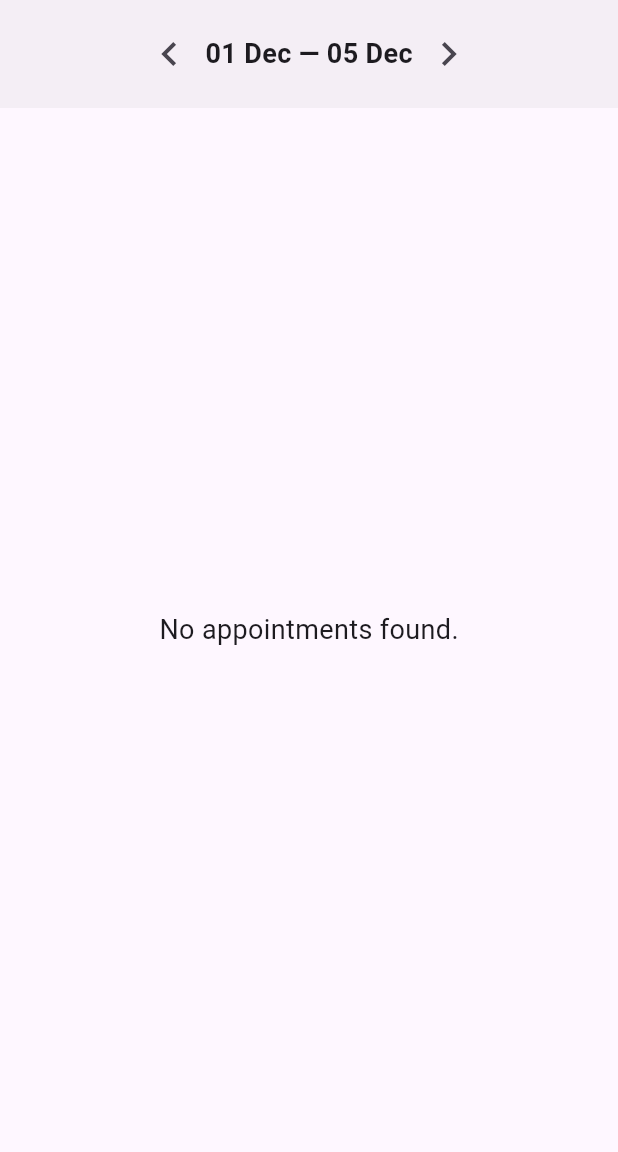
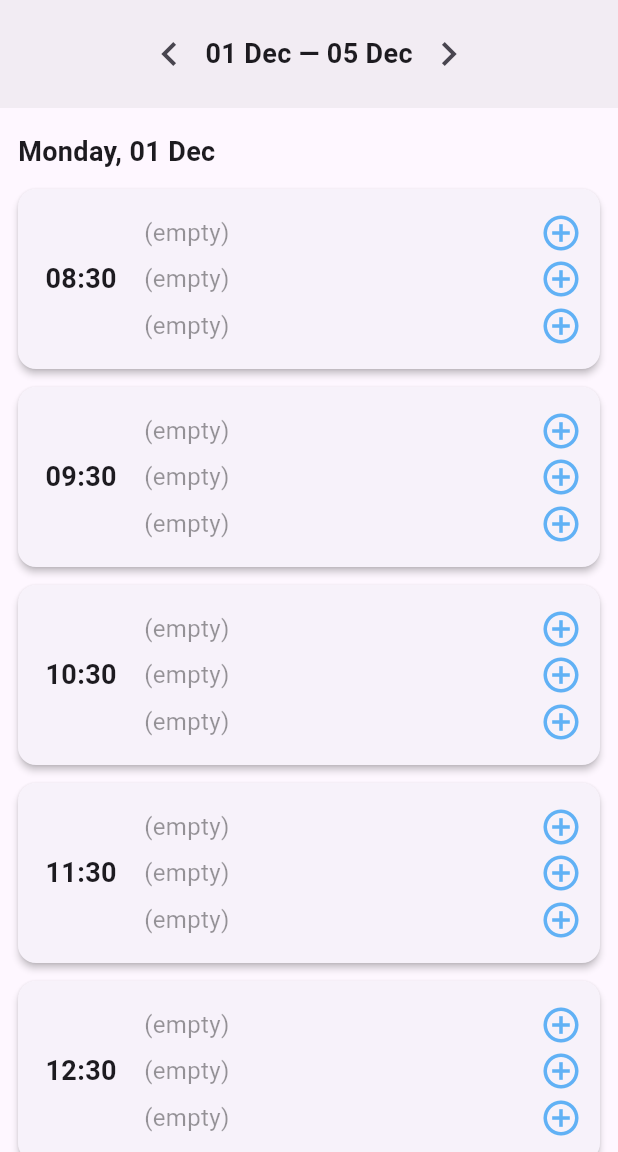
Before and after one commit to rmsavelli/physio_agenda, a Flutter app: the screen it shows after launch, on a phone screen of 412 x 824 dp, the part 84-1236 px from its top. Run offline on Flutter 3.47's test engine with Material 3 defaults, Android fonts, the phone set to English and light mode, and no system bars; our stand-ins replace flutter_dotenv, supabase_flutter; accounts and stored records are empty.

Commit message:
Create empty week agenda visualization

```diff
--- a/lib/main.dart
+++ b/lib/main.dart
@@ -7,10 +7,10 @@ void main() async {
   WidgetsFlutterBinding.ensureInitialized();
   await dotenv.load();
 
-  final supabaseUrl = dotenv.env['SUPABASE_URL'];
-  final supabaseAnonKey = dotenv.env['SUPABASE_ANON_KEY'];
+  final supabaseUrl = dotenv.env['SUPABASE_URL']!;
+  final supabaseAnonKey = dotenv.env['SUPABASE_ANON_KEY']!;
 
-  await Supabase.initialize(url: supabaseUrl!, anonKey: supabaseAnonKey!);
+  await Supabase.initialize(url: supabaseUrl, anonKey: supabaseAnonKey);
   runApp(const MyApp());
 }
 
@@ -21,7 +21,7 @@ class MyApp extends StatelessWidget {
 
   @override
   Widget build(BuildContext context) {
-    return const MaterialApp(title: 'Agenda', home: AgendaPage());
+    return const MaterialApp(title: "Agenda", home: AgendaPage());
   }
 }
 
@@ -36,15 +36,27 @@ class _AgendaPageState extends State<AgendaPage> {
   List<Map<String, dynamic>> _appointments = [];
   bool _loading = true;
 
-  late DateTime _currentWeekMonday;
-  late DateTime _currentWeekFriday;
+  late DateTime _currentMonday;
+  late DateTime _currentFriday;
+
+  final List<String> fixedTimes = [
+    "08:30",
+    "09:30",
+    "10:30",
+    "11:30",
+    "12:30",
+    "14:00",
+    "15:00",
+    "16:00",
+    "17:00",
+  ];
 
   @override
   void initState() {
     super.initState();
     final today = DateTime.now();
-    _currentWeekMonday = today.subtract(Duration(days: today.weekday - 1));
-    _currentWeekFriday = _currentWeekMonday.add(const Duration(days: 4));
+    _currentMonday = today.subtract(Duration(days: today.weekday - 1));
+    _currentFriday = _currentMonday.add(const Duration(days: 4));
     _loadWeek();
   }
 
@@ -55,15 +67,15 @@ class _AgendaPageState extends State<AgendaPage> {
     setState(() => _loading = true);
 
     final mondayUtc = DateTime.utc(
-      _currentWeekMonday.year,
-      _currentWeekMonday.month,
-      _currentWeekMonday.day,
+      _currentMonday.year,
+      _currentMonday.month,
+      _currentMonday.day,
     );
 
     final fridayUtc = DateTime.utc(
-      _currentWeekFriday.year,
-      _currentWeekFriday.month,
-      _currentWeekFriday.day,
+      _currentFriday.year,
+      _currentFriday.month,
+      _currentFriday.day,
       23,
       59,
       59,
@@ -85,11 +97,46 @@ class _AgendaPageState extends State<AgendaPage> {
   }
 
   // -------------------------------------------------------------
+  // FIND EXISTING APPT OR NULL
+  // -------------------------------------------------------------
+  Map<String, dynamic>? _findAppointment(DateTime dt) {
+    for (final a in _appointments) {
+      final stored = DateTime.parse(a['appointment_datetime']).toLocal();
+      if (stored.year == dt.year &&
+          stored.month == dt.month &&
+          stored.day == dt.day &&
+          stored.hour == dt.hour &&
+          stored.minute == dt.minute) {
+        return a;
+      }
+    }
+    return null;
+  }
+
+  // -------------------------------------------------------------
+  // CREATE NEW APPOINTMENT
+  // -------------------------------------------------------------
+  Future<Map<String, dynamic>> _createAppointment(DateTime dt) async {
+    final inserted = await supabase.from("appointments").insert({
+      "appointment_datetime": dt.toUtc().toIso8601String(),
+      "patient_name1": null,
+      "patient_name2": null,
+      "patient_name3": null,
+      "patient_presence1": null,
+      "patient_presence2": null,
+      "patient_presence3": null,
+    }).select().single();
+
+    return inserted;
+  }
+
+  // -------------------------------------------------------------
   // ADD / EDIT PERSON
   // -------------------------------------------------------------
-  Future<void> _addOrEditPersonDialog(int apptId, int index, String? currentName) async {
+  Future<void> _addOrEditPersonDialog(DateTime dt, int index, Map<String, dynamic>? appt, String? currentName) async {
     final controller = TextEditingController(text: currentName);
-    final column = "patient_name${index + 1}";
+    final colName = "patient_name${index + 1}";
+    final colPresence = "patient_presence${index + 1}";
 
     await showDialog(
       context: context,
@@ -107,11 +154,8 @@ class _AgendaPageState extends State<AgendaPage> {
           ),
           TextButton(
             onPressed: () {
-              final name = controller.text.trim();
-              if (name.isEmpty) return;
-
-              Navigator.of(dialogContext).pop(); // Close dialog first
-              _addOrEditPerson(apptId, index, column, name);
+              Navigator.of(dialogContext).pop();
+              _applyAddOrEdit(dt, index, appt, colName, colPresence, controller.text.trim());
             },
             child: Text(currentName == null ? "Add" : "Save"),
           ),
@@ -120,17 +164,35 @@ class _AgendaPageState extends State<AgendaPage> {
     );
   }
 
-  Future<void> _addOrEditPerson(int apptId, int index, String column, String name) async {
-    await supabase.from('appointments').update({
-      column: name,
-      "patient_presence${index + 1}": null,
-    }).eq('id', apptId);
+  Future<void> _applyAddOrEdit(
+    DateTime dt,
+    int index,
+    Map<String, dynamic>? appt,
+    String colName,
+    String colPresence,
+    String name,
+  ) async {
+    if (name.isEmpty) return;
+
+    Map<String, dynamic> row;
+
+    if (appt == null) {
+      // Create new row
+      row = await _createAppointment(dt);
+      _appointments.add(row);
+    } else {
+      row = appt;
+    }
+
+    await supabase.from("appointments").update({
+      colName: name,
+      colPresence: null,
+    }).eq('id', row['id']);
 
     if (!mounted) return;
 
-    final appt = _appointments.firstWhere((a) => a['id'] == apptId);
-    appt[column] = name;
-    appt["patient_presence${index + 1}"] = null;
+    row[colName] = name;
+    row[colPresence] = null;
 
     setState(() {});
   }
@@ -138,25 +200,7 @@ class _AgendaPageState extends State<AgendaPage> {
   // -------------------------------------------------------------
   // REMOVE PERSON
   // -------------------------------------------------------------
-  Future<void> _removePerson(int apptId, int index) async {
-    final columnName = "patient_name${index + 1}";
-    final colPresence = "patient_presence${index + 1}";
-
-    await supabase.from('appointments').update({
-      columnName: null,
-      colPresence: null,
-    }).eq('id', apptId);
-
-    if (!mounted) return;
-
-    final appt = _appointments.firstWhere((a) => a['id'] == apptId);
-    appt[columnName] = null;
-    appt[colPresence] = null;
-
-    setState(() {});
-  }
-
-  Future<void> _confirmRemoveDialog(int apptId, int index, String name) async {
+  Future<void> _confirmRemoveDialog(Map<String, dynamic> appt, int index, String name) async {
     await showDialog(
       context: context,
       builder: (dialogContext) => AlertDialog(
@@ -169,8 +213,8 @@ class _AgendaPageState extends State<AgendaPage> {
           ),
           TextButton(
             onPressed: () {
-              Navigator.of(dialogContext).pop(); // close dialog first
-              _removePerson(apptId, index);
+              Navigator.of(dialogContext).pop();
+              _removePerson(appt, index);
             },
             child: const Text("Remove"),
           ),
@@ -179,10 +223,27 @@ class _AgendaPageState extends State<AgendaPage> {
     );
   }
 
+  Future<void> _removePerson(Map<String, dynamic> appt, int index) async {
+    final colName = "patient_name${index + 1}";
+    final colPresence = "patient_presence${index + 1}";
+
+    await supabase.from("appointments").update({
+      colName: null,
+      colPresence: null,
+    }).eq("id", appt['id']);
+
+    if (!mounted) return;
+
+    appt[colName] = null;
+    appt[colPresence] = null;
+
+    setState(() {});
+  }
+
   // -------------------------------------------------------------
   // PRESENCE CYCLE
   // -------------------------------------------------------------
-  Future<void> _cyclePresence(int apptId, int index, bool? current) async {
+  Future<void> _cyclePresence(Map<String, dynamic> appt, int index, bool? current) async {
     bool? next;
     if (current == null) {
       next = true;
@@ -192,21 +253,23 @@ class _AgendaPageState extends State<AgendaPage> {
       next = null;
     }
 
-    final column = "patient_presence${index + 1}";
+    final col = "patient_presence${index + 1}";
 
-    await supabase.from('appointments').update({column: next}).eq('id', apptId);
+    await supabase.from("appointments").update({col: next}).eq("id", appt['id']);
 
     if (!mounted) return;
 
-    final appt = _appointments.firstWhere((a) => a['id'] == apptId);
-    appt[column] = next;
+    appt[col] = next;
     setState(() {});
   }
 
   // -------------------------------------------------------------
   // PATIENT ROW
   // -------------------------------------------------------------
-  Widget _buildPatientRow(int apptId, int index, String? name, bool? presence) {
+  Widget _buildPatientRow(DateTime dt, Map<String, dynamic>? appt, int index) {
+    final name = appt?["patient_name${index + 1}"];
+    final presence = appt?["patient_presence${index + 1}"];
+
     final isEmpty = name == null || name.trim().isEmpty;
 
     IconData icon;
@@ -217,7 +280,7 @@ class _AgendaPageState extends State<AgendaPage> {
       iconColor = Colors.blue.withValues(alpha: 0.7);
     } else if (presence == null) {
       icon = Icons.help_outline;
-  iconColor = Colors.grey; // grey already fine
+      iconColor = Colors.grey;
     } else if (presence == true) {
       icon = Icons.check_circle;
       iconColor = Colors.green;
@@ -226,13 +289,12 @@ class _AgendaPageState extends State<AgendaPage> {
       iconColor = Colors.red;
     }
 
-
     return GestureDetector(
-      onTap: isEmpty
-          ? () => _addOrEditPersonDialog(apptId, index, null)
-          : () => _cyclePresence(apptId, index, presence),
-      onLongPress: (isEmpty) ? null : () => _confirmRemoveDialog(apptId, index, name),
-      onDoubleTap: isEmpty ? null : () => _addOrEditPersonDialog(apptId, index, name),
+      onTap: () => isEmpty
+          ? _addOrEditPersonDialog(dt, index, appt, null)
+          : _cyclePresence(appt!, index, presence),
+      onDoubleTap: isEmpty ? null : () => _addOrEditPersonDialog(dt, index, appt, name),
+      onLongPress: isEmpty ? null : () => _confirmRemoveDialog(appt!, index, name),
       child: Row(
         children: [
           Expanded(
@@ -240,15 +302,13 @@ class _AgendaPageState extends State<AgendaPage> {
               isEmpty ? "(empty)" : name,
               style: TextStyle(
                 fontSize: 16,
-                color: isEmpty ? Colors.black.withValues(alpha: 0.4) : Colors.black,
+                color: isEmpty
+                    ? Colors.black.withValues(alpha: 0.4)
+                    : Colors.black,
               ),
             ),
           ),
-          Icon(
-            icon,
-            color: iconColor,
-            size: 28,
-          ),
+          Icon(icon, color: iconColor, size: 28),
         ],
       ),
     );
@@ -257,10 +317,8 @@ class _AgendaPageState extends State<AgendaPage> {
   // -------------------------------------------------------------
   // APPOINTMENT CARD
   // -------------------------------------------------------------
-  Widget _buildAppointmentCard(Map<String, dynamic> appt) {
-    final dt = DateTime.parse(appt["appointment_datetime"]);
+  Widget _buildAppointmentCard(DateTime dt, Map<String, dynamic>? appt) {
     final hour = DateFormat("HH:mm").format(dt);
-    final apptId = appt["id"] as int;
 
     return Card(
       margin: const EdgeInsets.symmetric(vertical: 6, horizontal: 12),
@@ -274,10 +332,11 @@ class _AgendaPageState extends State<AgendaPage> {
               SizedBox(
                 width: 60,
                 child: Center(
-                  child: Text(
-                    hour,
-                    style: const TextStyle(fontSize: 18, fontWeight: FontWeight.bold),
-                  ),
+                  child: Text(hour,
+                      style: const TextStyle(
+                        fontSize: 18,
+                        fontWeight: FontWeight.bold,
+                      )),
                 ),
               ),
               const SizedBox(width: 12),
@@ -286,9 +345,9 @@ class _AgendaPageState extends State<AgendaPage> {
                   mainAxisAlignment: MainAxisAlignment.spaceEvenly,
                   crossAxisAlignment: CrossAxisAlignment.start,
                   children: [
-                    _buildPatientRow(apptId, 0, appt['patient_name1'], appt['patient_presence1']),
-                    _buildPatientRow(apptId, 1, appt['patient_name2'], appt['patient_presence2']),
-                    _buildPatientRow(apptId, 2, appt['patient_name3'], appt['patient_presence3']),
+                    _buildPatientRow(dt, appt, 0),
+                    _buildPatientRow(dt, appt, 1),
+                    _buildPatientRow(dt, appt, 2),
                   ],
                 ),
               ),
@@ -300,60 +359,33 @@ class _AgendaPageState extends State<AgendaPage> {
   }
 
   // -------------------------------------------------------------
-  // FLATTEN APPOINTMENTS
-  // -------------------------------------------------------------
-  List<Map<String, dynamic>> _flattenAppointments() {
-    final byDay = <DateTime, List<Map<String, dynamic>>>{};
-
-    for (final a in _appointments) {
-      final dt = DateTime.parse(a['appointment_datetime']);
-      final key = DateTime(dt.year, dt.month, dt.day);
-      byDay.putIfAbsent(key, () => []).add(a);
-    }
-
-    final output = <Map<String, dynamic>>[];
-    final days = byDay.keys.toList()..sort();
-
-    for (final d in days) {
-      output.add({'type': 'header', 'date': d});
-      final list = byDay[d]!
-        ..sort((a, b) => DateTime.parse(a['appointment_datetime'])
-            .compareTo(DateTime.parse(b['appointment_datetime'])));
-      for (final a in list) {
-        output.add({'type': 'appointment', 'data': a});
-      }
-    }
-
-    return output;
-  }
-
-  // -------------------------------------------------------------
   // WEEK PAGINATION
   // -------------------------------------------------------------
   void _prevWeek() {
-    _currentWeekMonday = _currentWeekMonday.subtract(const Duration(days: 7));
-    _currentWeekFriday = _currentWeekMonday.add(const Duration(days: 4));
+    _currentMonday = _currentMonday.subtract(const Duration(days: 7));
+    _currentFriday = _currentMonday.add(const Duration(days: 4));
     _loadWeek();
   }
 
   void _nextWeek() {
-    _currentWeekMonday = _currentWeekMonday.add(const Duration(days: 7));
-    _currentWeekFriday = _currentWeekMonday.add(const Duration(days: 4));
+    _currentMonday = _currentMonday.add(const Duration(days: 7));
+    _currentFriday = _currentMonday.add(const Duration(days: 4));
     _loadWeek();
   }
 
   Widget _buildPaginator() {
     final fmt = DateFormat("dd MMM");
-    final label = "${fmt.format(_currentWeekMonday)} — ${fmt.format(_currentWeekFriday)}";
-
     return Container(
       padding: const EdgeInsets.symmetric(vertical: 12),
-      color: Colors.grey.withValues(alpha: 0.10),
+      color: Colors.grey.withValues(alpha: 0.12),
       child: Row(
         mainAxisAlignment: MainAxisAlignment.center,
         children: [
           IconButton(icon: const Icon(Icons.chevron_left, size: 32), onPressed: _prevWeek),
-          Text(label, style: const TextStyle(fontSize: 18, fontWeight: FontWeight.bold)),
+          Text(
+            "${fmt.format(_currentMonday)} — ${fmt.format(_currentFriday)}",
+            style: const TextStyle(fontSize: 18, fontWeight: FontWeight.bold),
+          ),
           IconButton(icon: const Icon(Icons.chevron_right, size: 32), onPressed: _nextWeek),
         ],
       ),
@@ -369,31 +401,45 @@ class _AgendaPageState extends State<AgendaPage> {
       return const Scaffold(body: Center(child: CircularProgressIndicator()));
     }
 
-    final flattened = _flattenAppointments();
-
     return Scaffold(
       appBar: AppBar(title: const Text("Agenda")),
       body: Column(
         children: [
           _buildPaginator(),
           Expanded(
-            child: flattened.isEmpty
-                ? const Center(child: Text("No appointments found.", style: TextStyle(fontSize: 18)))
-                : ListView.builder(
-                    itemCount: flattened.length,
+            child: ListView.builder(
+              itemCount: 5 * fixedTimes.length,
               itemBuilder: (context, index) {
-                      final item = flattened[index];
-                      if (item['type'] == 'header') {
-                        final day = item['date'] as DateTime;
-                        return Padding(
+                final dayOffset = index ~/ fixedTimes.length;
+                final timeOffset = index % fixedTimes.length;
+
+                final day = _currentMonday.add(Duration(days: dayOffset));
+
+                final parts = fixedTimes[timeOffset].split(":");
+                final hour = int.parse(parts[0]);
+                final minute = int.parse(parts[1]);
+
+                final dt = DateTime(day.year, day.month, day.day, hour, minute);
+                final appt = _findAppointment(dt);
+
+                // Header at first slot of each day
+                if (timeOffset == 0) {
+                  return Column(
+                    crossAxisAlignment: CrossAxisAlignment.start,
+                    children: [
+                      Padding(
                         padding: const EdgeInsets.fromLTRB(12, 16, 12, 6),
                         child: Text(
                           DateFormat("EEEE, dd MMM").format(day),
                           style: const TextStyle(fontSize: 18, fontWeight: FontWeight.bold),
                         ),
+                      ),
+                      _buildAppointmentCard(dt, appt),
+                    ],
                   );
                 }
-                      return _buildAppointmentCard(item['data']);
+
+                return _buildAppointmentCard(dt, appt);
               },
             ),
           ),
```
Lines whose indentation alone changed are shown as unchanged.
